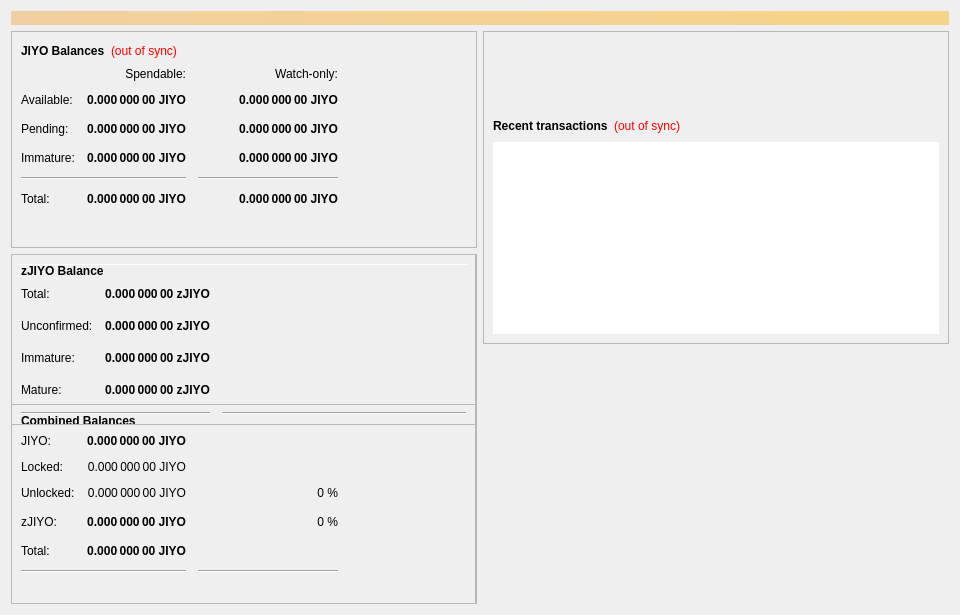
Before: the Qt Designer form src/qt/forms/overviewpage.ui in jiyocommunity/jiyox, drawn with Qt 5.
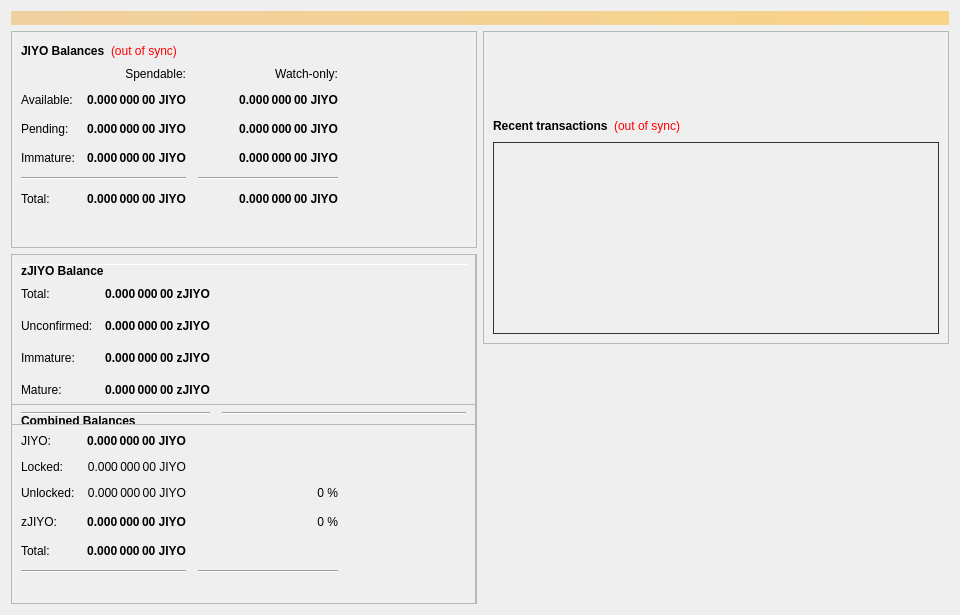
After: the same form once the commit is applied.

Diff of the .ui file:
```diff
--- a/src/qt/forms/overviewpage.ui
+++ b/src/qt/forms/overviewpage.ui
@@ -1502,9 +1502,11 @@
              <bool>false</bool>
             </property>
             <property name="styleSheet">
-             <string notr="true">QListView { background: rgb(129, 129, 129); }
-font: 12pt &quot;Verdana&quot;;
-</string>
+             <string notr="true">background:transparent;
+border:1px solid #333;
+padding-right:1px;
+padding-left:1px;
+color:#000000;</string>
             </property>
             <property name="frameShape">
              <enum>QFrame::NoFrame</enum>
```
Left out of the diff: 3 changed lines with no effect on the pictures.
